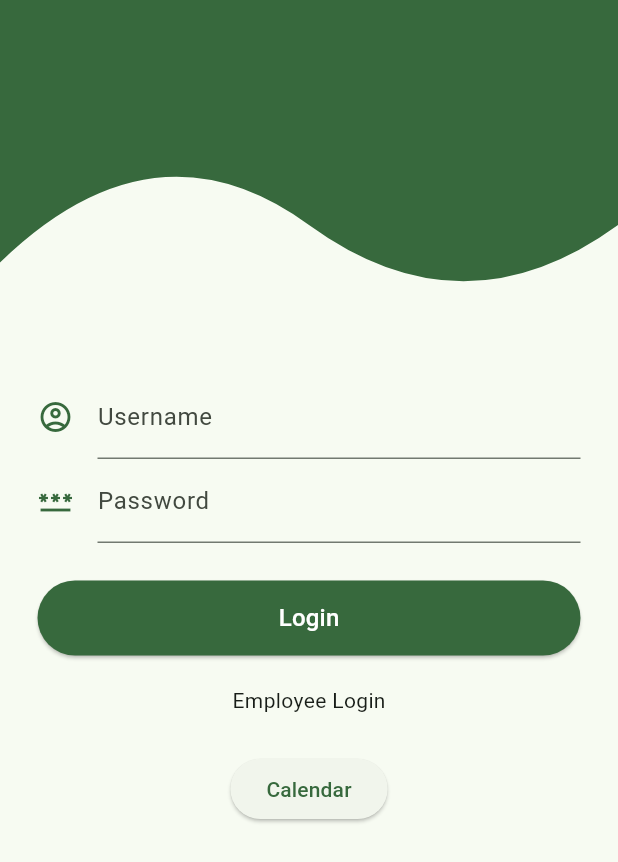
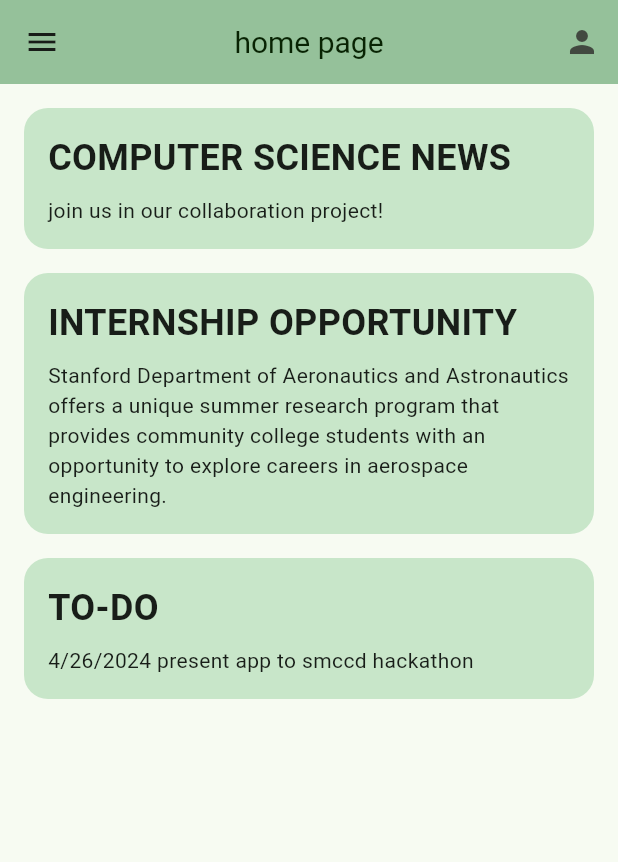
Before and after one commit to rolandoreds/BeaconAPP1, a Flutter app: the screen it shows after launch, after a tap on "Login", on a phone screen of 412 x 824 dp. Shown: the top 862 px of the screen. Run offline on Flutter 3.47's test engine with Material 3 defaults, Android fonts, the light colour scheme and no system bars; our stand-ins replace sliding_up_panel, table_calendar.

Commit message:
home page and profile screen

```diff
--- a/beaconapp/lib/authentication/authentication_screen.dart
+++ b/beaconapp/lib/authentication/authentication_screen.dart
@@ -2,6 +2,7 @@ import 'package:flutter/material.dart';
 import 'package:beaconapp/authentication/authentication_text_form_field.dart';
 import 'package:beaconapp/calendar/calendar_screen.dart';
 import 'package:beaconapp/authentication/wave.dart';
+import 'package:beaconapp/home.dart';
 
 class AuthenticationScreen extends StatefulWidget {
   const AuthenticationScreen({super.key});
@@ -52,7 +53,12 @@ class _AuthenticationScreenState extends State<AuthenticationScreen> {
                       minimumSize: const Size.fromHeight(50),
                       backgroundColor: Theme.of(context).colorScheme.primary,
                     ),
-                    onPressed: () {},
+                    onPressed: () {
+                      Navigator.push(
+                        context,
+                          MaterialPageRoute(builder: (context) => const HomePage()),
+          );
+                    },
                     child: Text (
                       'Login',
                       style: Theme.of(context).textTheme.titleMedium?.copyWith(
--- /dev/null
+++ b/beaconapp/lib/home.dart
@@ -0,0 +1,170 @@
+import 'package:flutter/material.dart';
+import 'package:beaconapp/calendar/calendar_screen.dart';
+import 'package:beaconapp/profile.dart'; // Ensure this path matches your project structure
+
+class HomePage extends StatefulWidget {
+  const HomePage({Key? key}) : super(key: key);
+
+  @override
+  State<HomePage> createState() => _HomePageState();
+}
+
+class _HomePageState extends State<HomePage> {
+  @override
+  Widget build(BuildContext context) {
+    return Scaffold(
+      // The drawer slides in from the left.
+      drawer: Drawer(
+        child: ListView(
+          padding: EdgeInsets.zero,
+          children: [
+            DrawerHeader(
+              decoration: const BoxDecoration(
+                color: Color.fromARGB(255, 168, 207, 172),
+              ),
+              child: Text(
+                'directory',
+                style: Theme.of(context)
+                    .textTheme
+                    .headlineSmall
+                    ?.copyWith(color: const Color.fromARGB(255, 0, 28, 4)),
+              ),
+            ),
+            ListTile(
+              leading: const Icon(Icons.calendar_today),
+              title: const Text('Calendar'),
+              onTap: () {
+                Navigator.of(context).pop();
+                Navigator.push(
+                  context,
+                  MaterialPageRoute(
+                    builder: (context) => const CalendarPage(),
+                  ),
+                );
+              },
+            ),
+          ],
+        ),
+      ),
+      appBar: AppBar(
+        title: const Padding(
+          padding: EdgeInsets.only(top: 0.0),
+          child: Text(
+            'home page',
+            style: TextStyle(
+              fontSize: 20,
+              color: Color.fromARGB(255, 8, 35, 3),
+            ),
+          ),
+        ),
+        centerTitle: true,
+        elevation: 0,
+        backgroundColor: const Color.fromARGB(255, 149, 193, 154),
+        actions: [
+          IconButton(
+            icon: const Icon(Icons.person),
+            onPressed: () {
+              Navigator.push(
+                context,
+                MaterialPageRoute(
+                  builder: (context) => const ProfilePage(),
+                ),
+              );
+            },
+          ),
+        ],
+      ),
+      // Using a ListView to allow vertical scrolling like an Instagram feed.
+      body: ListView(
+        padding: const EdgeInsets.all(16.0),
+        children: [
+          // First container: COMPUTER SCIENCE NEWS
+          InkWell(
+            onTap: () {
+              // Action when tapped.
+            },
+            child: Container(
+              padding: const EdgeInsets.all(16.0),
+              margin: const EdgeInsets.only(bottom: 16.0),
+              decoration: BoxDecoration(
+                color: Colors.green.shade100,
+                borderRadius: BorderRadius.circular(16.0),
+              ),
+              child: Column(
+                crossAxisAlignment: CrossAxisAlignment.start,
+                children: const [
+                  Text(
+                    'COMPUTER SCIENCE NEWS',
+                    style: TextStyle(
+                      fontWeight: FontWeight.bold,
+                      fontSize: 24,
+                    ),
+                  ),
+                  SizedBox(height: 8),
+                  Text('join us in our collaboration project!'),
+                ],
+              ),
+            ),
+          ),
+          // Second container: INTERNSHIP OPPORTUNITY
+          InkWell(
+            onTap: () {
+              // Action when tapped.
+            },
+            child: Container(
+              padding: const EdgeInsets.all(16.0),
+              margin: const EdgeInsets.only(bottom: 16.0),
+              decoration: BoxDecoration(
+                color: Colors.green.shade100,
+                borderRadius: BorderRadius.circular(16.0),
+              ),
+              child: Column(
+                crossAxisAlignment: CrossAxisAlignment.start,
+                children: const [
+                  Text(
+                    'INTERNSHIP OPPORTUNITY',
+                    style: TextStyle(
+                      fontWeight: FontWeight.bold,
+                      fontSize: 24,
+                    ),
+                  ),
+                  SizedBox(height: 8),
+                  Text(
+                    'Stanford Department of Aeronautics and Astronautics offers a unique summer research program that provides community college students with an opportunity to explore careers in aerospace engineering.',
+                  ),
+                ],
+              ),
+            ),
+          ),
+          // Third container: TO-DO
+          InkWell(
+            onTap: () {
+              // Action when tapped.
+            },
+            child: Container(
+              padding: const EdgeInsets.all(16.0),
+              decoration: BoxDecoration(
+                color: Colors.green.shade100,
+                borderRadius: BorderRadius.circular(16.0),
+              ),
+              child: Column(
+                crossAxisAlignment: CrossAxisAlignment.start,
+                children: const [
+                  Text(
+                    'TO-DO',
+                    style: TextStyle(
+                      fontWeight: FontWeight.bold,
+                      fontSize: 24,
+                    ),
+                  ),
+                  SizedBox(height: 8),
+                  Text('4/26/2024 present app to smccd hackathon'),
+                ],
+              ),
+            ),
+          ),
+        ],
+      ),
+    );
+  }
+}
--- a/beaconapp/lib/main.dart
+++ b/beaconapp/lib/main.dart
@@ -9,6 +9,7 @@ class MainApp extends StatelessWidget {
   @override
   Widget build(BuildContext context) {
     return MaterialApp(
+      debugShowCheckedModeBanner: false,
       theme: ThemeData(
         colorScheme: ColorScheme.fromSeed(seedColor: Color.fromARGB(255, 58, 101, 62)),
         useMaterial3: true,
```
Also changed, not shown: beaconapp/lib/profile.dart (added, +178 -0 lines).
